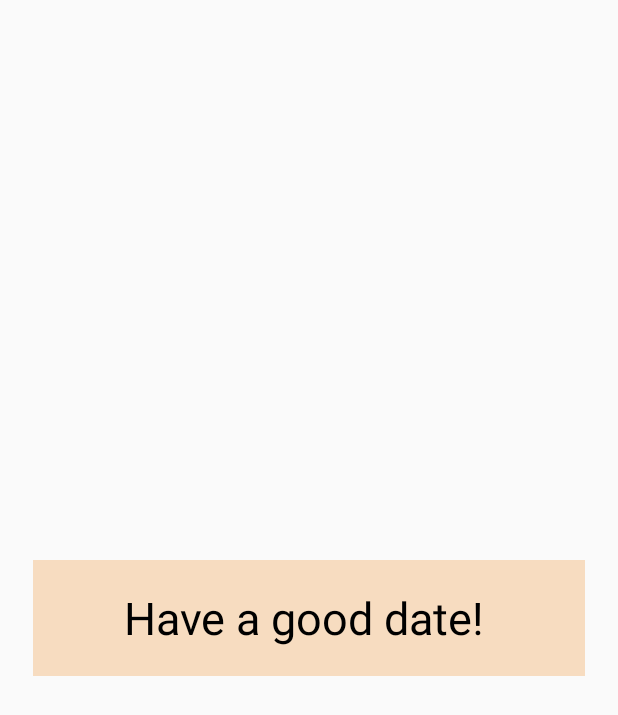
After one commit to Vol-Mate/Phone_Application, an Android app: the layout activity_timer1.xml on its own in the app's theme, with its tools: preview values and no code run, on a phone screen of 412 x 824 dp. The commit adds this screen. Shown: the top 715 px of the screen. Run offline under Robolectric (Android 15) with nearby library versions, the phone set to English and light mode, and no system bars.

Commit message:
date location pops up

```diff
--- /dev/null
+++ b/app/src/main/java/com/example/phoneapplication/timer1.java
@@ -0,0 +1,6 @@
+package com.example.phoneapplication;
+
+import android.app.Activity;
+
+public class timer1 extends Activity {
+}
--- /dev/null
+++ b/app/src/main/res/layout/activity_timer1.xml
@@ -0,0 +1,31 @@
+<?xml version="1.0" encoding="utf-8"?>
+<androidx.constraintlayout.widget.ConstraintLayout
+    xmlns:android="http://schemas.android.com/apk/res/android"
+    xmlns:tools="http://schemas.android.com/tools"
+    xmlns:app="http://schemas.android.com/apk/res-auto"
+    android:layout_width="match_parent"
+    android:layout_height="match_parent"
+    tools:context=".timer1">
+
+
+    <TextView
+        android:id="@+id/Title"
+        android:layout_width="368dp"
+        android:layout_height="77dp"
+        android:background="#F7DCC0"
+        android:ems="10"
+        android:gravity="center"
+        android:inputType="textPersonName"
+        android:padding="10dp"
+        android:text="Have a good date! "
+        android:textColor="@color/black"
+        android:textSize="30sp"
+        app:layout_constraintBottom_toBottomOf="parent"
+        app:layout_constraintEnd_toEndOf="parent"
+        app:layout_constraintHorizontal_bias="0.496"
+        app:layout_constraintStart_toStartOf="parent"
+        app:layout_constraintTop_toTopOf="parent" />
+
+     />
+
+</androidx.constraintlayout.widget.ConstraintLayout>
```
Also changed, not shown: app/src/main/AndroidManifest.xml (+5 -12 lines), app/src/main/java/com/example/phoneapplication/activity_match.kt (+32 -14 lines), app/src/main/java/com/example/phoneapplication/timer1.kt (renamed from app/src/main/java/com/example/phoneapplication/timer.kt, +2 -11 lines), app/src/main/res/layout/activity_match.xml (+26 -2 lines), app/src/main/res/layout/activity_timer.xml (deleted, +0 -11 lines).
